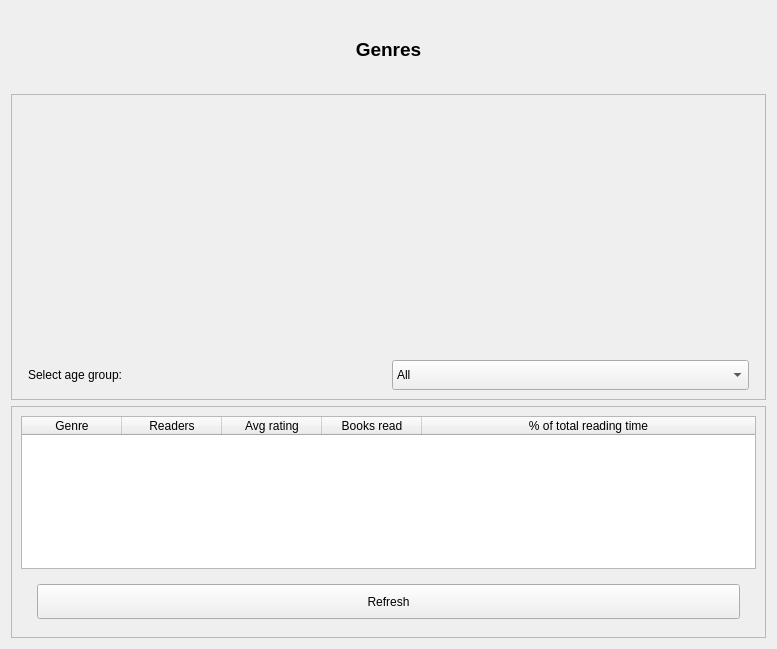
First picture: the form in admin_panel/views/ui/GenresView.ui, repository Magdalena52772/Booktrack, before the edit.
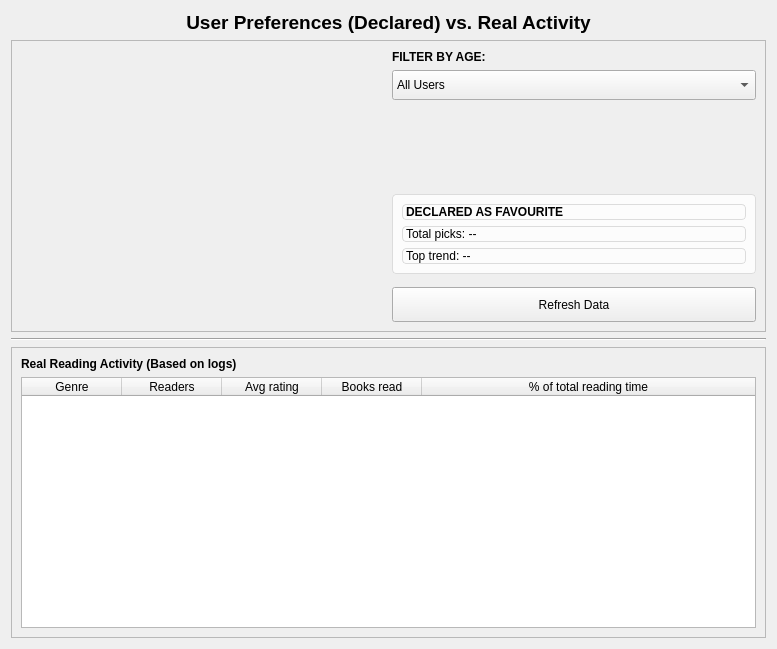
Second picture: the form after the edit. Icons and pictures are not drawn.

Commit message: Refactor charts, config and data generators

Diff of the .ui file:
```diff
--- a/admin_panel/views/ui/GenresView.ui
+++ b/admin_panel/views/ui/GenresView.ui
@@ -19,7 +19,10 @@
   <property name="windowTitle">
    <string>Form</string>
   </property>
-  <layout class="QVBoxLayout" name="verticalLayout" stretch="1,2,3">
+  <layout class="QVBoxLayout" name="verticalLayout">
+   <property name="stretch">
+    <string>0,1,2</string>
+   </property>
    <item>
     <widget class="QLabel" name="lbl_title">
      <property name="font">
@@ -29,7 +32,7 @@
       </font>
      </property>
      <property name="text">
-      <string>Genres</string>
+      <string>User Preferences (Declared) vs. Real Activity</string>
      </property>
      <property name="alignment">
       <set>Qt::AlignmentFlag::AlignCenter</set>
@@ -44,7 +47,10 @@
      <property name="frameShadow">
       <enum>QFrame::Shadow::Raised</enum>
      </property>
-     <layout class="QVBoxLayout" name="verticalLayout_2">
+     <layout class="QHBoxLayout" name="horizontalLayout_top">
+      <property name="stretch">
+       <string>2,1</string>
+      </property>
       <item>
        <widget class="QWidget" name="chart_genres_popularity" native="true">
         <property name="minimumSize">
@@ -56,15 +62,13 @@
        </widget>
       </item>
       <item>
-       <layout class="QHBoxLayout" name="horizontalLayout_2">
-        <item>
-         <spacer name="spacer_left_1">
-          <property name="orientation"><enum>Qt::Orientation::Horizontal</enum></property>
-         </spacer>
-        </item>
+       <layout class="QVBoxLayout" name="verticalLayout_controls">
         <item>
          <widget class="QLabel" name="lbl_info">
-          <property name="text"><string>Select age group:</string></property>
+          <property name="font"><font><bold>true</bold></font></property>
+          <property name="text">
+           <string>FILTER BY AGE:</string>
+          </property>
          </widget>
         </item>
         <item>
@@ -72,7 +76,7 @@
           <property name="minimumSize">
            <size><width>150</width><height>30</height></size>
           </property>
-          <item><property name="text"><string>All</string></property></item>
+          <item><property name="text"><string>All Users</string></property></item>
           <item><property name="text"><string>Less than 18</string></property></item>
           <item><property name="text"><string>18 - 25</string></property></item>
           <item><property name="text"><string>26 - 40</string></property></item>
@@ -81,15 +85,65 @@
          </widget>
         </item>
         <item>
-         <spacer name="spacer_right_1">
-          <property name="orientation"><enum>Qt::Orientation::Horizontal</enum></property>
+         <spacer name="spacer_v1">
+          <property name="orientation"><enum>Qt::Orientation::Vertical</enum></property>
+          <property name="sizeHint" stdset="0"><size><width>20</width><height>10</height></size></property>
          </spacer>
         </item>
+        <item>
+         <widget class="QFrame" name="frame_stats_box">
+          <property name="styleSheet">
+           <string>QFrame { background-color: #fcfcfc; border: 1px solid #dcdcdc; border-radius: 4px; }</string>
+          </property>
+          <layout class="QVBoxLayout" name="vbox_stats">
+           <item>
+            <widget class="QLabel" name="lbl_stat_header">
+             <property name="font"><font><pointsize>9</pointsize><bold>true</bold></font></property>
+             <property name="text"><string>DECLARED AS FAVOURITE</string></property>
+            </widget>
+           </item>
+           <item>
+            <widget class="QLabel" name="lbl_total_declarations">
+             <property name="text"><string>Total picks: --</string></property>
+            </widget>
+           </item>
+           <item>
+            <widget class="QLabel" name="lbl_most_declared">
+             <property name="text"><string>Top trend: --</string></property>
+             <property name="wordWrap"><bool>true</bool></property>
+            </widget>
+           </item>
+          </layout>
+         </widget>
+        </item>
+        <item>
+         <spacer name="spacer_v2">
+          <property name="orientation"><enum>Qt::Orientation::Vertical</enum></property>
+         </spacer>
+        </item>
+        <item>
+         <widget class="QPushButton" name="btn_refresh_genres">
+          <property name="minimumSize">
+           <size><width>150</width><height>35</height></size>
+          </property>
+          <property name="text"><string>Refresh Data</string></property>
+          <property name="icon">
+           <iconset><normaloff>assets/icons/refresh.svg</normaloff>assets/icons/refresh.svg</iconset>
+          </property>
+         </widget>
+        </item>
        </layout>
       </item>
      </layout>
     </widget>
    </item>
+   <item>
+    <widget class="Line" name="line_separator">
+     <property name="orientation">
+      <enum>Qt::Orientation::Horizontal</enum>
+     </property>
+    </widget>
+   </item>
    <item>
     <widget class="QFrame" name="frame_table">
      <property name="frameShape">
@@ -99,6 +153,14 @@
       <enum>QFrame::Shadow::Raised</enum>
      </property>
      <layout class="QVBoxLayout" name="verticalLayout_3">
+      <item>
+       <widget class="QLabel" name="lbl_table_header">
+        <property name="font"><font><bold>true</bold></font></property>
+        <property name="text">
+         <string>Real Reading Activity (Based on logs)</string>
+        </property>
+       </widget>
+      </item>
       <item>
        <widget class="QTableWidget" name="table_genres">
         <property name="alternatingRowColors"><bool>true</bool></property>
@@ -112,33 +174,6 @@
         <column><property name="text"><string>% of total reading time</string></property></column>
        </widget>
       </item>
-      <item>
-       <widget class="QWidget" name="container" native="true">
-        <layout class="QHBoxLayout" name="horizontalLayout">
-         <item>
-          <spacer name="spacer_left_2">
-           <property name="orientation"><enum>Qt::Orientation::Horizontal</enum></property>
-          </spacer>
-         </item>
-         <item>
-          <widget class="QPushButton" name="btn_refresh_genres">
-           <property name="minimumSize">
-            <size><width>150</width><height>35</height></size>
-           </property>
-           <property name="text"><string>Refresh</string></property>
-           <property name="icon">
-            <iconset><normaloff>assets/icons/refresh.svg</normaloff>assets/icons/refresh.svg</iconset>
-           </property>
-          </widget>
-         </item>
-         <item>
-          <spacer name="spacer_right_2">
-           <property name="orientation"><enum>Qt::Orientation::Horizontal</enum></property>
-          </spacer>
-         </item>
-        </layout>
-       </widget>
-      </item>
      </layout>
     </widget>
    </item>
```
The commit also changes 50 other files.
